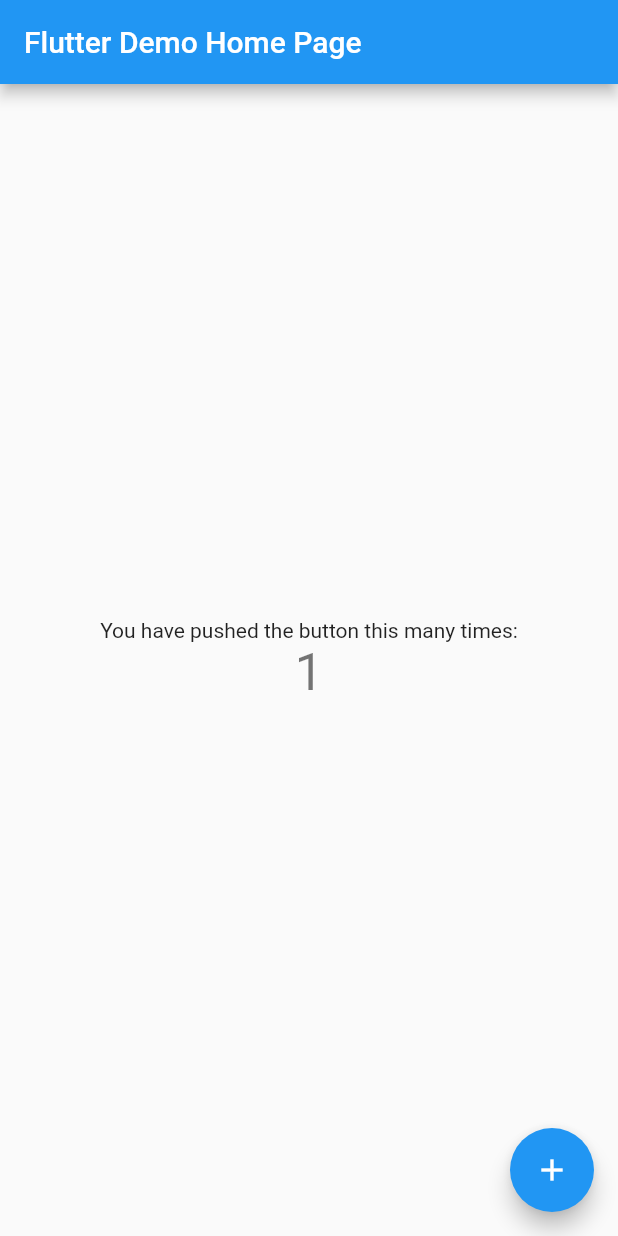
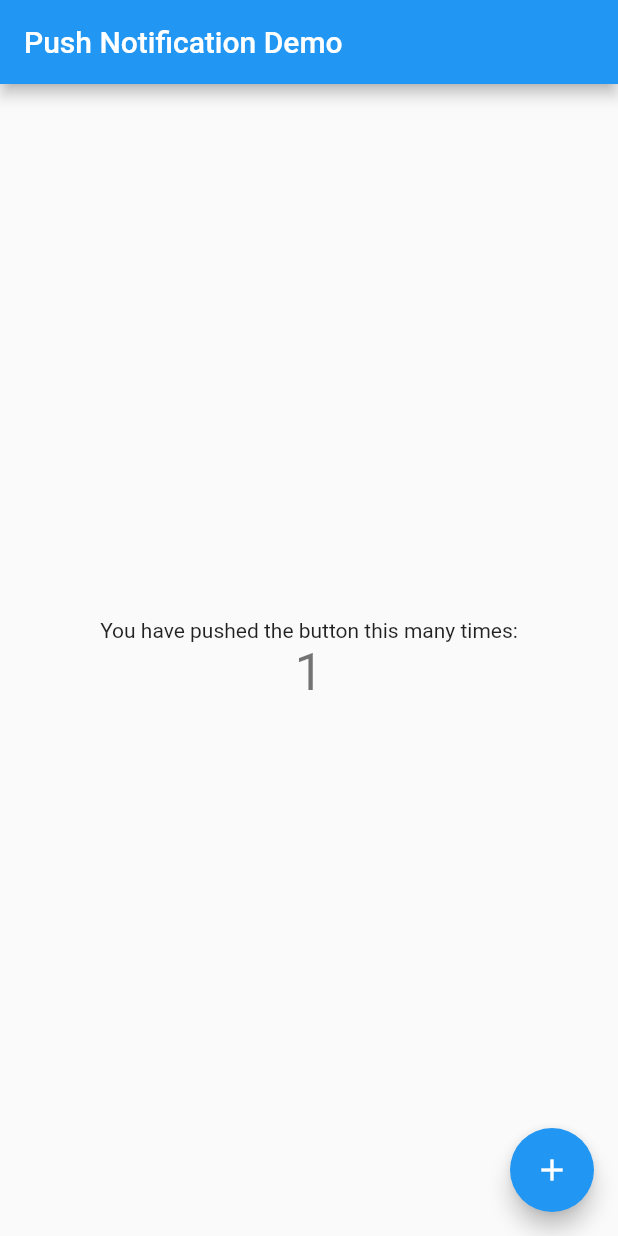
Before and after one commit to marufrobin/push_notification_demo, a Flutter app: the screen it shows after launch, after a tap on the "add" icon, on a phone screen of 412 x 824 dp. Run offline on Flutter 3.47's test engine with Material 2 defaults, Android fonts, the phone set to English and light mode, and no system bars; our stand-ins replace firebase_core; accounts and stored records are empty.

```diff
--- a/lib/main.dart
+++ b/lib/main.dart
@@ -1,6 +1,9 @@
+import 'package:firebase_core/firebase_core.dart';
 import 'package:flutter/material.dart';
 
-void main() {
+void main() async {
+  WidgetsFlutterBinding.ensureInitialized();
+  await Firebase.initializeApp();
   runApp(const MyApp());
 }
 
@@ -16,7 +19,7 @@ class MyApp extends StatelessWidget {
       theme: ThemeData(
         primarySwatch: Colors.blue,
       ),
-      home: const MyHomePage(title: 'Flutter Demo Home Page'),
+      home: const MyHomePage(title: 'Push Notification Demo'),
     );
   }
 }
--- a/pubspec.yaml
+++ b/pubspec.yaml
@@ -36,6 +36,9 @@ dependencies:
   # The following adds the Cupertino Icons font to your application.
   # Use with the CupertinoIcons class for iOS style icons.
   cupertino_icons: ^1.0.2
+  firebase_core: ^2.4.0
+  firebase_messaging: ^14.1.4
+  flutter_local_notifications: ^12.0.4
 
 dev_dependencies:
   flutter_test:
```
Also changed, not shown: pubspec.lock, 3 other files.
